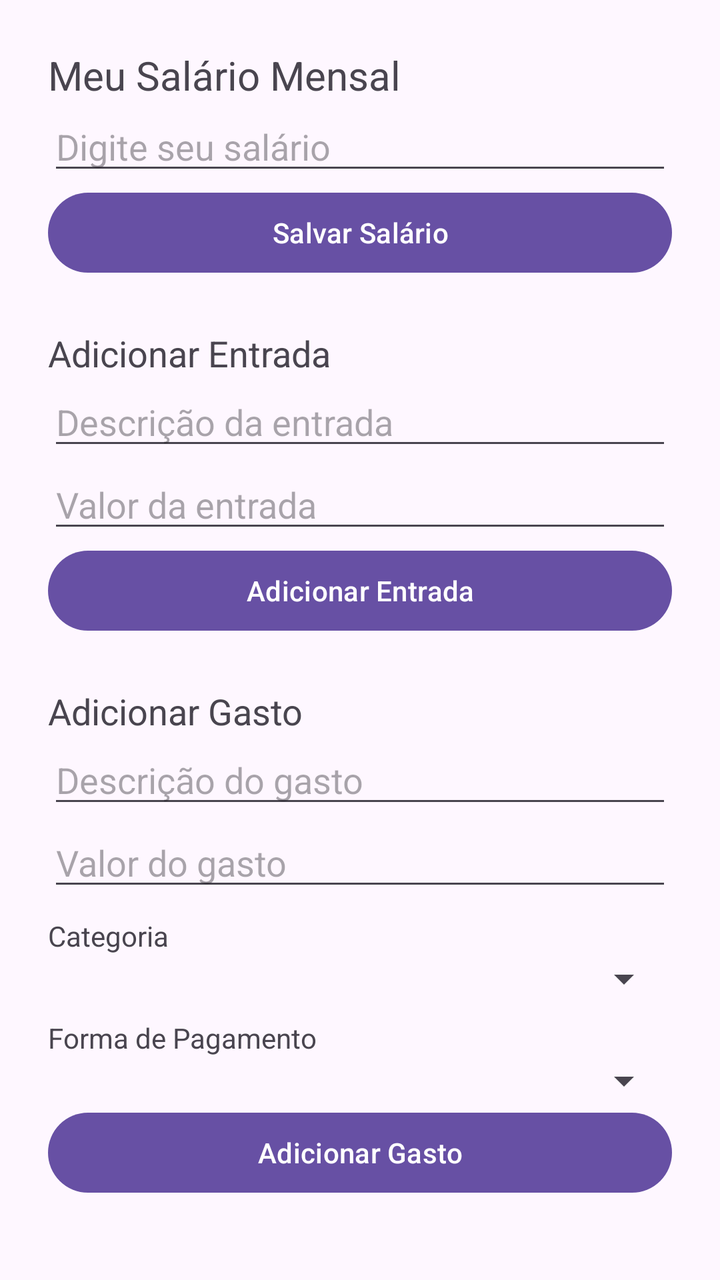
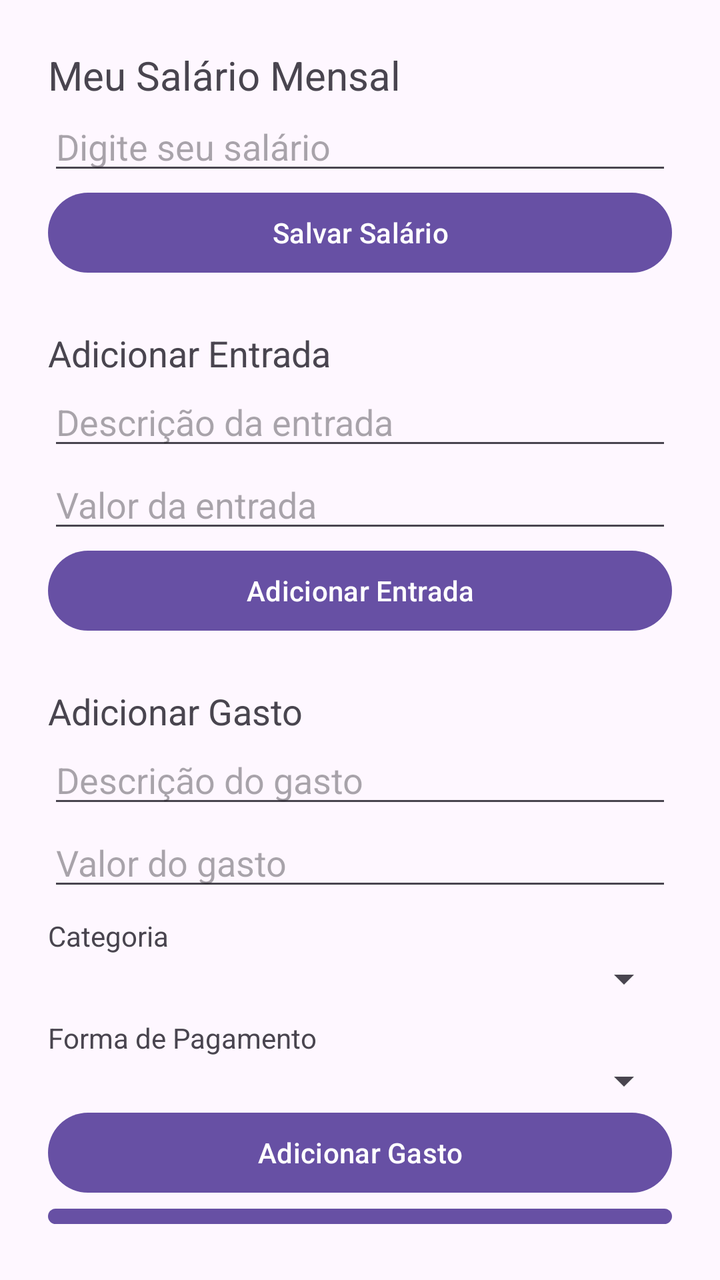

An Android layout rendered at two revisions. The XML below is the earlier revision; the diff shows what the commit changed to produce the second picture.
<!-- AndroidManifest.xml: application theme Theme.ControleDeGastos -->
<!-- res/layout/activity_main.xml -->
<?xml version="1.0" encoding="utf-8"?>
<LinearLayout xmlns:android="http://schemas.android.com/apk/res/android"
    android:id="@+id/main"
    android:layout_width="match_parent"
    android:layout_height="match_parent"
    android:orientation="vertical"
    android:padding="24dp">

    <TextView
        android:layout_width="wrap_content"
        android:layout_height="wrap_content"
        android:text="Meu Salário Mensal"
        android:textSize="20sp" />

    <EditText
        android:id="@+id/editSalario"
        android:layout_width="match_parent"
        android:layout_height="wrap_content"
        android:hint="Digite seu salário"
        android:inputType="numberDecimal" />

    <Button
        android:id="@+id/btnSalvar"
        android:layout_width="match_parent"
        android:layout_height="wrap_content"
        android:text="Salvar Salário" />

    <TextView
        android:layout_width="wrap_content"
        android:layout_height="wrap_content"
        android:text="Adicionar Entrada"
        android:textSize="18sp"
        android:layout_marginTop="24dp"/>

    <EditText
        android:id="@+id/editDescricaoEntrada"
        android:layout_width="match_parent"
        android:layout_height="wrap_content"
        android:hint="Descrição da entrada" />

    <EditText
        android:id="@+id/editValorEntrada"
        android:layout_width="match_parent"
        android:layout_height="wrap_content"
        android:hint="Valor da entrada"
        android:inputType="numberDecimal" />

    <Button
        android:id="@+id/btnAdicionarEntrada"
        android:layout_width="match_parent"
        android:layout_height="wrap_content"
        android:text="Adicionar Entrada" />

    <TextView
        android:layout_width="wrap_content"
        android:layout_height="wrap_content"
        android:text="Adicionar Gasto"
        android:textSize="18sp"
        android:layout_marginTop="24dp"/>

    <EditText
        android:id="@+id/editDescricao"
        android:layout_width="match_parent"
        android:layout_height="wrap_content"
        android:hint="Descrição do gasto" />

    <EditText
        android:id="@+id/editValorGasto"
        android:layout_width="match_parent"
        android:layout_height="wrap_content"
        android:hint="Valor do gasto"
        android:inputType="numberDecimal" />

    <TextView
        android:layout_width="wrap_content"
        android:layout_height="wrap_content"
        android:layout_marginTop="8dp"
        android:text="Categoria" />

    <Spinner
        android:id="@+id/spinnerCategoria"
        android:layout_width="match_parent"
        android:layout_height="wrap_content" />

    <TextView
        android:layout_width="wrap_content"
        android:layout_height="wrap_content"
        android:layout_marginTop="8dp"
        android:text="Forma de Pagamento" />

    <Spinner
        android:id="@+id/spinnerFormaPagamento"
        android:layout_width="match_parent"
        android:layout_height="wrap_content" />

    <Button
        android:id="@+id/btnAdicionarGasto"
        android:layout_width="match_parent"
        android:layout_height="wrap_content"
        android:text="Adicionar Gasto" />

    <TextView
        android:id="@+id/textTotalGasto"
        android:layout_width="wrap_content"
        android:layout_height="wrap_content"
        android:text="Total gasto: R$ 0.0"
        android:layout_marginTop="16dp"
        android:textSize="16sp"/>

    <TextView
        android:id="@+id/textSaldoRestante"
        android:layout_width="wrap_content"
        android:layout_height="wrap_content"
        android:text="Saldo restante: R$ 0.0"
        android:textSize="16sp"/>

    <androidx.recyclerview.widget.RecyclerView
        android:id="@+id/recyclerGastos"
        android:layout_width="match_parent"
        android:layout_height="0dp"
        android:layout_marginTop="16dp"
        android:layout_weight="1"/>





</LinearLayout>
<!-- resources referenced by this layout -->
<resources>
  <style name="Theme.ControleDeGastos" parent="Base.Theme.ControleDeGastos" />
  <style name="Base.Theme.ControleDeGastos" parent="Theme.Material3.DayNight.NoActionBar">
          
          
      </style>
</resources>

<!-- the commit's change to res/layout/activity_main.xml (unified diff, before → after) -->
@@ -99,6 +99,12 @@
         android:layout_height="wrap_content"
         android:text="Adicionar Gasto" />
 
+    <Button
+        android:id="@+id/btnVerExtrato"
+        android:layout_width="match_parent"
+        android:layout_height="wrap_content"
+        android:text="Ver Extrato" />
+
     <TextView
         android:id="@+id/textTotalGasto"
         android:layout_width="wrap_content"
